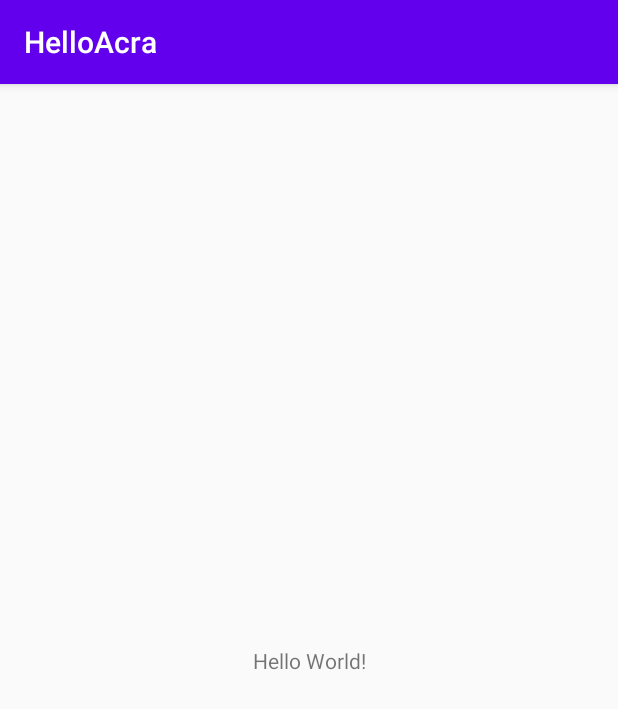
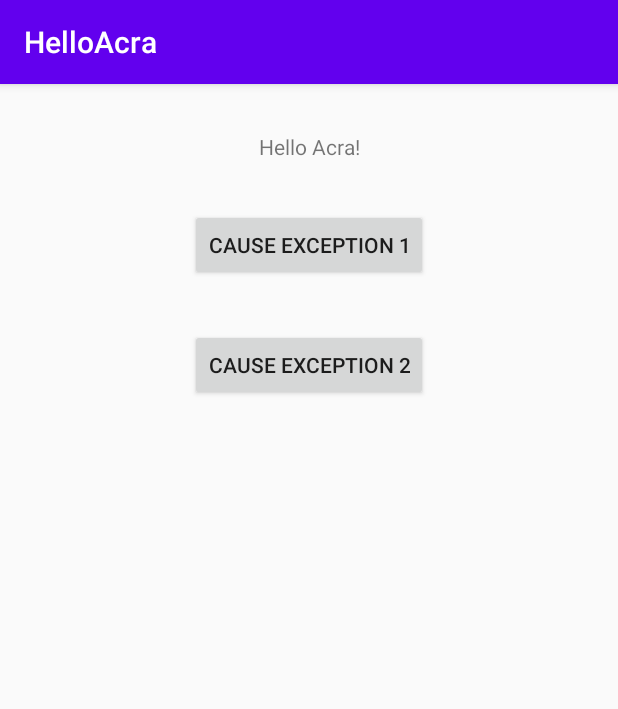
Before and after one commit to aptly-io/HelloAcra, an Android app: the screen it shows after launch (MainActivity), on a phone screen of 412 x 824 dp. Shown: the top 709 px of the screen. Run offline under Robolectric (Android 15) with nearby library versions, the phone set to English and light mode, and no system bars; libraries missing offline, so code that uses them is left out: org.acra, org.acra.config, org.acra.data, org.acra.sender; 5 statements that could not run were skipped.

Commit message:
Ready for ACRA and Acrarium

```diff
--- a/app/src/main/AndroidManifest.xml
+++ b/app/src/main/AndroidManifest.xml
@@ -1,15 +1,19 @@
 <?xml version="1.0" encoding="utf-8"?>
 <manifest xmlns:android="http://schemas.android.com/apk/res/android"
+    xmlns:tools="http://schemas.android.com/tools"
     package="io.aptly.helloacra">
 
+    <uses-sdk tools:overrideLibrary="org.acra.scheduler"/>
+
     <application
+        android:name="HelloAcraApp"
         android:allowBackup="true"
         android:icon="@mipmap/ic_launcher"
         android:label="@string/app_name"
         android:roundIcon="@mipmap/ic_launcher_round"
         android:supportsRtl="true"
         android:theme="@style/AppTheme">
-        <activity android:name=".MainActivity">
+        <activity android:name="io.aptly.helloacra.MainActivity">
             <intent-filter>
                 <action android:name="android.intent.action.MAIN" />
 
--- /dev/null
+++ b/app/src/main/java/io/aptly/helloacra/HelloAcraApp.kt
@@ -0,0 +1,94 @@
+package io.aptly.helloacra
+
+import android.app.Application
+import android.widget.Toast
+import org.acra.ACRA
+import org.acra.config.*
+import org.acra.data.StringFormat
+import org.acra.sender.HttpSender
+
+class HelloAcraApp: Application() {
+
+    override fun onCreate() {
+        super.onCreate()
+        setupAcra()
+    }
+
+    private fun setupAcra() {
+        val builder = CoreConfigurationBuilder(this)
+            .setBuildConfigClass(BuildConfig::class.java)
+            .setReportFormat(StringFormat.JSON)
+            .setDeleteUnapprovedReportsOnApplicationStart(true)
+            .setEnabled(true)
+
+        builder.getPluginConfigurationBuilder(ToastConfigurationBuilder::class.java)
+            .setText("A painful end for HelloAcra")
+            .setLength(Toast.LENGTH_LONG )
+            .setEnabled(true)
+
+        builder.getPluginConfigurationBuilder(HttpSenderConfigurationBuilder::class.java)
+            .setCompress(false)
+                // TODO add Acrarium's host name
+            .setUri("https://${YOUR_ACRA_HOST_HERE}/report")
+            .setHttpMethod(HttpSender.Method.POST)
+                // TODO add Acrarium's app credentials
+            .setBasicAuthLogin("")
+            .setBasicAuthPassword("")
+            .setDropReportsOnTimeout(false)
+            .setConnectionTimeout(10_000)
+            .setSocketTimeout(10_000)
+            .setEnabled(true)
+
+//        builder.getPluginConfigurationBuilder(MailSenderConfigurationBuilder::class.java)
+//            .setMailTo("francis.meyvis@gmail.com")
+//            .setSubject("HelloAcra crash report")
+//            .setReportAsFile(true)
+//            .setReportFileName("crash_report.json")
+//            .setBody("See the attachement")
+//            .setEnabled(true)
+
+//        builder.getPluginConfigurationBuilder(DialogConfigurationBuilder::class.java)
+//            .setTitle("Title")
+//            .setText("Text")
+//            .setPositiveButtonText("PositiveButtonText")
+//            .setNegativeButtonText("NegativeButtonText")
+//            .setCommentPrompt("CommentPrompt")
+//            .setEmailPrompt("EmailPrompt")
+//            .setEnabled(true)
+
+//        builder.getPluginConfigurationBuilder(NotificationConfigurationBuilder::class.java)
+//            .setChannelDescription("ChannelDescription")
+//            .setChannelName("ChannelName")
+//            .setCommentPrompt("CommentPrompt")
+//            .setDiscardButtonText("Discard")
+//            .setSendButtonText("SendButtonText")
+//            .setSendOnClick(true)
+//            .setSendWithCommentButtonText("SendWithCommentButtonText")
+//            .setText("Text")
+//            .setTickerText("TickerText")
+//            .setTitle("Title")
+//            .setEnabled(true)
+
+//        if (android.os.Build.VERSION.SDK_INT >= android.os.Build.VERSION_CODES.LOLLIPOP_MR1) {
+//            builder.getPluginConfigurationBuilder(SchedulerConfigurationBuilder::class.java)
+//                .setRequiresNetworkType(JobInfo.NETWORK_TYPE_UNMETERED)
+//                .setRequiresBatteryNotLow(true)
+//                .setRequiresDeviceIdle(true)
+//                .setRestartAfterCrash(false)
+//                .setEnabled(true)
+//        }
+
+        builder.getPluginConfigurationBuilder(LimiterConfigurationBuilder::class.java)
+            .setDeleteReportsOnAppUpdate(true)
+//            .setExceptionClassLimit(2) // limit for reports with the same exception class
+            .setFailedReportLimit(2) // limit for unsent reports
+//            .setStacktraceLimit(2) // limit for reports with the same stacktrace
+//            .setIgnoredCrashToast(String ignoredCrashToast) // toast shown when a report was not collected or sent because a limit was exceeded
+//            .setOverallLimit(int overallLimit) //general limit of reports
+//            .setPeriod(long period) // Reports which have been collected before this will not be considered for any limits except AcraLimiter.failedReportLimit()
+//            .setPeriodUnit(TimeUnit periodUnit) // Unit of AcraLimiter.period()
+//            .setResetLimitsOnAppUpdate(boolean resetLimitsOnAppUpdate) // Resetting limits after an app update allows you to see if a bug still exists.
+            .setEnabled(false)
+        ACRA.init(this, builder)
+    }
+}
--- a/app/src/main/java/io/aptly/helloacra/MainActivity.kt
+++ b/app/src/main/java/io/aptly/helloacra/MainActivity.kt
@@ -2,10 +2,23 @@ package io.aptly.helloacra
 
 import androidx.appcompat.app.AppCompatActivity
 import android.os.Bundle
+import android.widget.Button
 
 class MainActivity : AppCompatActivity() {
+
+    private fun causeException1() {
+        throw IllegalArgumentException("Report me to Acrarium!")
+    }
+
+    private fun causeException2() {
+        throw IllegalStateException("Report me also to Acrarium!")
+    }
+
     override fun onCreate(savedInstanceState: Bundle?) {
         super.onCreate(savedInstanceState)
         setContentView(R.layout.activity_main)
+
+        findViewById<Button>(R.id.buttonException1).setOnClickListener { causeException1() }
+        findViewById<Button>(R.id.buttonException2).setOnClickListener { causeException2() }
     }
 }
--- a/app/src/main/res/layout/activity_main.xml
+++ b/app/src/main/res/layout/activity_main.xml
@@ -7,12 +7,33 @@
     tools:context=".MainActivity">
 
     <TextView
+        android:id="@+id/textView"
         android:layout_width="wrap_content"
         android:layout_height="wrap_content"
-        android:text="Hello World!"
-        app:layout_constraintBottom_toBottomOf="parent"
+        android:layout_marginTop="32dp"
+        android:text="Hello Acra!"
         app:layout_constraintLeft_toLeftOf="parent"
         app:layout_constraintRight_toRightOf="parent"
         app:layout_constraintTop_toTopOf="parent" />
 
+    <Button
+        android:id="@+id/buttonException1"
+        android:layout_width="wrap_content"
+        android:layout_height="wrap_content"
+        android:layout_marginTop="32dp"
+        android:text="Cause exception 1"
+        app:layout_constraintEnd_toEndOf="parent"
+        app:layout_constraintStart_toStartOf="parent"
+        app:layout_constraintTop_toBottomOf="@+id/textView" />
+
+    <Button
+        android:id="@+id/buttonException2"
+        android:layout_width="wrap_content"
+        android:layout_height="wrap_content"
+        android:layout_marginTop="32dp"
+        android:text="Cause exception 2"
+        app:layout_constraintEnd_toEndOf="parent"
+        app:layout_constraintStart_toStartOf="parent"
+        app:layout_constraintTop_toBottomOf="@+id/buttonException1" />
+
 </androidx.constraintlayout.widget.ConstraintLayout>
```
Also changed, not shown: app/build.gradle (+32 -4 lines), 3 other files.
